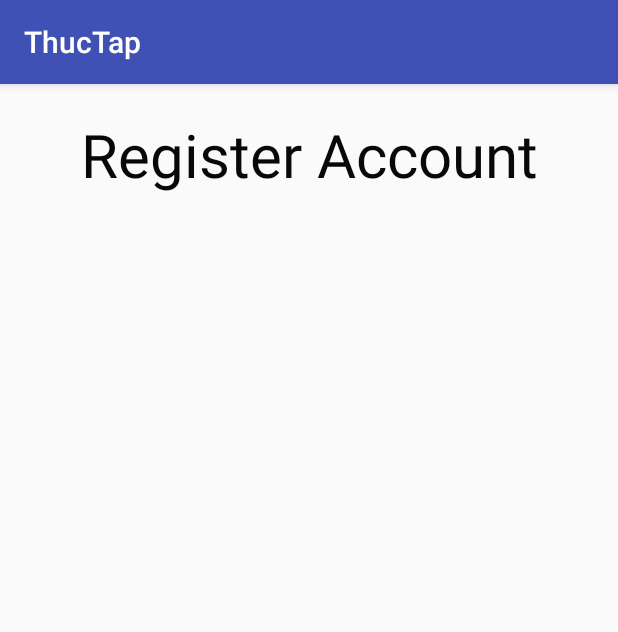
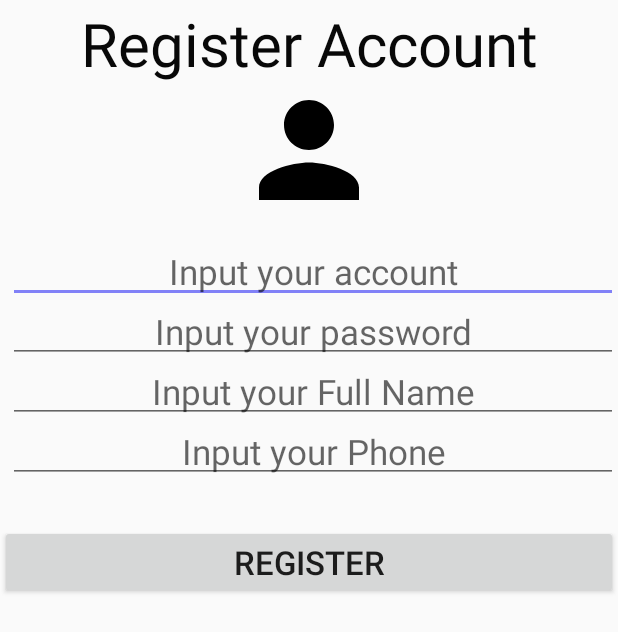
Before and after one commit to kienthuan96/TraSua, an Android app: the RegisterActivity screen opened directly, with no data from a screen before it, on a phone screen of 412 x 824 dp. Shown: the top 632 px of the screen. Run offline under Robolectric (Android 15) with nearby library versions, the phone set to English and light mode, and no system bars.

Commit message:
register

```diff
--- a/app/build.gradle
+++ b/app/build.gradle
@@ -28,6 +28,7 @@ dependencies {
 
     implementation 'com.google.firebase:firebase-core:12.0.0'
     implementation 'com.google.firebase:firebase-database:12.0.0'
+    implementation 'com.google.firebase:firebase-auth:12.0.0'
     implementation 'pro.appus:zoom-splash:1.0.0'
     implementation 'me.spark:submitbutton:1.0.1'
 }
--- a/app/src/main/AndroidManifest.xml
+++ b/app/src/main/AndroidManifest.xml
@@ -18,7 +18,7 @@
                 <category android:name="android.intent.category.LAUNCHER" />
             </intent-filter>
         </activity>
-        <activity android:name=".Activity.RegisterActivity"></activity>
+        <activity android:name=".Activity.RegisterActivity" android:theme="@style/AppThemeNoActionBar"></activity>
     </application>
 
 </manifest>
--- a/app/src/main/java/com/example/thuan/thuctap/Activity/RegisterActivity.java
+++ b/app/src/main/java/com/example/thuan/thuctap/Activity/RegisterActivity.java
@@ -1,15 +1,95 @@
 package com.example.thuan.thuctap.Activity;
 
+import android.content.Intent;
+import android.graphics.Bitmap;
+import android.graphics.BitmapFactory;
+import android.net.Uri;
 import android.support.v7.app.AppCompatActivity;
 import android.os.Bundle;
+import android.view.View;
+import android.widget.Button;
+import android.widget.EditText;
+import android.widget.ImageView;
 
 import com.example.thuan.thuctap.R;
 
+import java.io.FileNotFoundException;
+import java.io.InputStream;
+
 public class RegisterActivity extends AppCompatActivity {
+    private EditText edtAccount;
+    private EditText edtPassword;
+    private EditText edtFullName;
+    private EditText edtPhone;
+    private ImageView imgAvatar;
+    private Button btnRegister;
+    private InputStream inputStream;
+    private Uri uri;
+
+    private int PICK_IMAGE = 1;
 
     @Override
     protected void onCreate(Bundle savedInstanceState) {
         super.onCreate(savedInstanceState);
         setContentView(R.layout.activity_register);
+
+        getId();
+
+        getEvent();
+    }
+
+    @Override
+    protected void onActivityResult(int requestCode, int resultCode, Intent data) {
+        if(requestCode==PICK_IMAGE && resultCode==RESULT_OK){
+            try {
+                uri=data.getData();
+                inputStream = RegisterActivity.this.getContentResolver().openInputStream(data.getData());
+                imgAvatar.setImageBitmap(BitmapFactory.decodeStream(inputStream));
+            } catch (FileNotFoundException e) {
+                e.printStackTrace();
+            }
+        }
+
+    }
+
+    /**
+     * lay id
+     */
+    private void getId(){
+        edtAccount=findViewById(R.id.edtAccount_register);
+        edtPassword=findViewById(R.id.edtAccount_register);
+        edtFullName=findViewById(R.id.edtFullName_register);
+        edtPhone=findViewById(R.id.edtPhone_register);
+        imgAvatar=findViewById(R.id.imgAvatar_register);
+        btnRegister=findViewById(R.id.btnRegister);
+    }
+
+    /**
+     * bat su kien
+     */
+    private void getEvent(){
+        imgAvatar.setOnClickListener(new View.OnClickListener() {
+            @Override
+            public void onClick(View view) {
+                transGallery();
+            }
+        });
+
+        btnRegister.setOnClickListener(new View.OnClickListener() {
+            @Override
+            public void onClick(View view) {
+
+            }
+        });
+    }
+
+    /**
+     * chuyen sang thu vien cua may
+     */
+    private void transGallery(){
+        Intent intent=new Intent();
+        intent.setType("image/*");
+        intent.setAction(Intent.ACTION_GET_CONTENT);
+        startActivityForResult(Intent.createChooser(intent,"Select Picture"),PICK_IMAGE);
     }
 }
--- a/app/src/main/res/layout/activity_register.xml
+++ b/app/src/main/res/layout/activity_register.xml
@@ -7,7 +7,7 @@
     tools:context=".Activity.RegisterActivity">
 
     <TextView
-        android:layout_marginTop="20dp"
+        android:layout_marginTop="2dp"
         android:layout_width="fill_parent"
         android:layout_height="wrap_content"
         android:textColor="#080808"
@@ -15,4 +15,72 @@
         android:textSize="40sp"
         android:text="Register Account"/>
 
+    <ImageView
+        android:src="@drawable/ic_person_black_24dp"
+        android:layout_gravity="center"
+        android:id="@+id/imgAvatar_register"
+        android:layout_width="100dp"
+        android:layout_height="100dp"
+        android:layout_alignParentTop="true"
+        android:layout_centerHorizontal="true"
+        android:layout_marginTop="50dp"
+        />
+    <EditText
+        android:id="@+id/edtAccount_register"
+        android:layout_width="fill_parent"
+        android:layout_height="wrap_content"
+        android:layout_marginLeft="5dp"
+        android:layout_marginTop="160dp"
+        android:gravity="center"
+        android:hint="Input your account"
+        android:padding="5dp"
+        android:singleLine="true"
+        android:textColor="#212121"
+        android:textSize="23sp" />
+    <EditText
+        android:id="@+id/edtPassword_register"
+        android:layout_width="fill_parent"
+        android:layout_height="wrap_content"
+        android:layout_marginLeft="5dp"
+        android:layout_marginTop="200dp"
+        android:gravity="center"
+        android:hint="Input your password"
+        android:inputType="textPassword"
+        android:padding="5dp"
+        android:singleLine="true"
+        android:textColor="#212121"
+        android:textSize="23sp" />
+    <EditText
+        android:singleLine="true"
+        android:gravity="center"
+        android:id="@+id/edtFullName_register"
+        android:layout_width="fill_parent"
+        android:layout_height="wrap_content"
+        android:layout_marginLeft="5dp"
+        android:layout_marginTop="240dp"
+        android:hint="Input your Full Name"
+        android:padding="5dp"
+        android:textColor="#212121"
+        android:textSize="23sp" />
+    <EditText
+        android:singleLine="true"
+        android:gravity="center"
+        android:id="@+id/edtPhone_register"
+        android:layout_width="fill_parent"
+        android:layout_height="wrap_content"
+        android:layout_marginLeft="5dp"
+        android:layout_marginTop="280dp"
+        android:hint="Input your Phone"
+        android:padding="5dp"
+        android:textColor="#212121"
+        android:textSize="23sp" />
+    <android.support.v7.widget.AppCompatButton
+        android:id="@+id/btnRegister"
+        android:layout_width="fill_parent"
+        android:layout_height="wrap_content"
+        android:layout_marginBottom="24dp"
+        android:layout_marginTop="350dp"
+        android:padding="10dp"
+        android:text="Register"
+        android:textSize="22sp" />
 </RelativeLayout>
```
